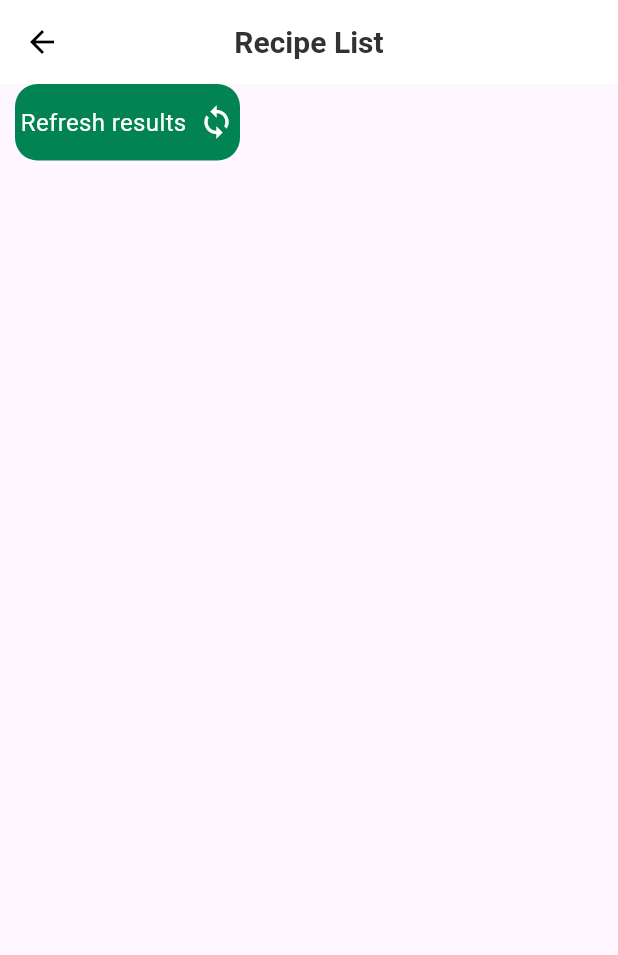
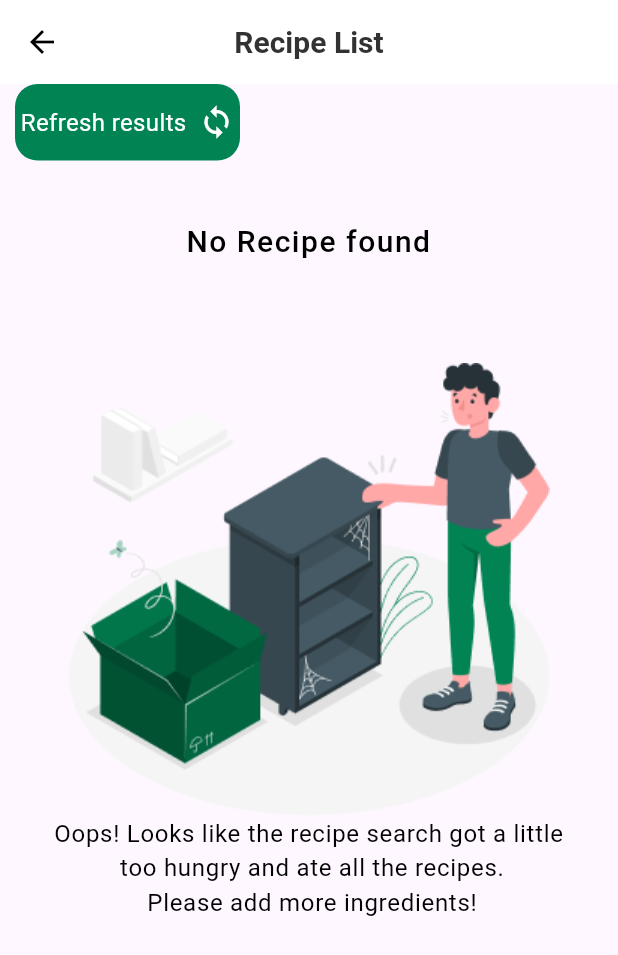
Before and after one commit to ridwan-101/finish_it_demo, a Flutter app: the NoRecipe screen opened directly, on a phone screen of 412 x 824 dp. Shown: the top 955 px of the screen. Run offline on Flutter 3.47's test engine with Material 2 defaults, Android fonts, the phone set to English and light mode, and no system bars; our stand-ins replace bloc, flutter_bloc.

Commit message:
error screen and and rcepie not found return ui

```diff
--- a/lib/alex/first.dart
+++ /dev/null
@@ -1,92 +0,0 @@
-// no recipe
-
-// ignore_for_file: avoid_unnecessary_containers, prefer_const_constructors, prefer_const_literals_to_create_immutables
-
-import 'package:finish_it_demo/features/search%20result/ui/custom%20containers/refresh_logic.dart';
-import 'package:finish_it_demo/ui/landingpage.dart';
-import 'package:flutter/material.dart';
-
-class NoRecipe extends StatefulWidget {
-  const NoRecipe({super.key});
-
-  @override
-  State<NoRecipe> createState() => _NoRecipeState();
-}
-
-class _NoRecipeState extends State<NoRecipe> {
-  @override
-  Widget build(BuildContext context) {
-    return Scaffold(
-      appBar: AppBar(
-        title: const Text(
-          "Recipe List",
-          style: TextStyle(
-              fontSize: 20,
-              fontWeight: FontWeight.bold,
-              color: Color(0xFF323232)),
-        ),
-        centerTitle: true,
-        backgroundColor: Colors.white,
-        leading: IconButton(
-          icon: const Icon(Icons.arrow_back, color: Colors.black),
-          onPressed: () {
-            Navigator.push(
-              context,
-              MaterialPageRoute(
-                  builder: (context) =>
-                      const LandingPage()), // Replace NewPage with your actual page widget
-            );
-          },
-        ),
-      ),
-      body: SingleChildScrollView(
-        child: Column(
-          children: [
-            CustomButtonContainer(
-              onTap: () {
-                // Refresh logic here
-              },
-            ),
-          ],
-        ),
-      ),
-    );
-  }
-}
-
-
-
-
-   // child:   SizedBox(
-      //     height: MediaQuery.of(context).size.height,
-      //     child: Column(
-      //       crossAxisAlignment: CrossAxisAlignment.center,
-      //       children: [
-      //         Text(
-      //           "No Recipe found",
-      //           style: TextStyle(
-      //             fontSize: 20,
-      //             fontWeight: FontWeight.w500,
-      //             color: Color(0xFF000000),
-      //             letterSpacing: 1,
-      //           ),
-      //           textAlign: TextAlign.center,
-      //         ),
-      //         SizedBox(height: 30),
-      //         Image.asset('images/norecipe.png'),
-      //         SizedBox(
-      //           height: 46,
-      //         ),
-      //         Text(
-      //           "Oops! Looks like the recipe search got a little \n too hungry and ate all the recipes. \n Please add more ingredients!",
-      //           style: TextStyle(
-      //             fontSize: 16,
-      //             fontWeight: FontWeight.w400,
-      //             color: Color(0xFF000000),
-      //             letterSpacing: 0.48,
-      //           ),
-      //           textAlign: TextAlign.center,
-      //         )
-      //       ],
-      //     ),
-      //   ),
--- /dev/null
+++ b/lib/alex/norecepie_error.dart
@@ -0,0 +1,93 @@
+// no recipe
+
+// ignore_for_file: avoid_unnecessary_containers, prefer_const_constructors, prefer_const_literals_to_create_immutables
+
+import 'package:finish_it_demo/features/search%20result/ui/custom%20containers/refresh_logic.dart';
+import 'package:finish_it_demo/ui/landingpage.dart';
+import 'package:flutter/material.dart';
+
+class NoRecipe extends StatefulWidget {
+  const NoRecipe({super.key});
+
+  @override
+  State<NoRecipe> createState() => _NoRecipeState();
+}
+
+class _NoRecipeState extends State<NoRecipe> {
+  @override
+  Widget build(BuildContext context) {
+    return Scaffold(
+      appBar: AppBar(
+        title: const Text(
+          "Recipe List",
+          style: TextStyle(
+              fontSize: 20,
+              fontWeight: FontWeight.bold,
+              color: Color(0xFF323232)),
+        ),
+        centerTitle: true,
+        backgroundColor: Colors.white,
+        leading: IconButton(
+          icon: const Icon(Icons.arrow_back, color: Colors.black),
+          onPressed: () {
+            Navigator.push(
+              context,
+              MaterialPageRoute(
+                  builder: (context) =>
+                      const LandingPage()), // Replace NewPage with your actual page widget
+            );
+          },
+        ),
+      ),
+      body: SingleChildScrollView(
+        child: Column(
+          children: [
+            Align(
+              alignment: Alignment.centerLeft,
+              child: CustomButtonContainer(
+                onTap: () {
+                  // Refresh logic here
+                },
+              ), // refresh list custom container
+            ),
+            SizedBox(height: 20), // Add some spacing
+            // Add your new container here
+            Column(
+              children: [
+                Container(
+                  width: double.infinity, // Match the screen width
+                  padding: EdgeInsets.all(20),
+
+                  child: Text(
+                    "No Recipe found", // Replace with your content
+                    style: TextStyle(
+                      fontSize: 20,
+                      fontWeight: FontWeight.w500,
+                      color: Color(0xFF000000),
+                      letterSpacing: 1,
+                    ),
+                    textAlign: TextAlign.center,
+                  ),
+                ),
+                SizedBox(
+                  height: 46,
+                ),
+                Image.asset('images/norecepie.png'),
+                Text(
+                  "Oops! Looks like the recipe search got a little \n too hungry and ate all the recipes. \n Please add more ingredients!",
+                  style: TextStyle(
+                    fontSize: 16,
+                    fontWeight: FontWeight.w400,
+                    color: Color(0xFF000000),
+                    letterSpacing: 0.48,
+                  ),
+                  textAlign: TextAlign.center,
+                )
+              ],
+            ),
+          ],
+        ),
+      ),
+    );
+  }
+}
--- a/lib/main.dart
+++ b/lib/main.dart
@@ -1,6 +1,6 @@
-import 'package:finish_it_demo/alex/first.dart';
 import 'package:finish_it_demo/alex/fourth.dart';
-import 'package:finish_it_demo/alex/second.dart';
+import 'package:finish_it_demo/alex/errorscreen.dart';
+import 'package:finish_it_demo/alex/norecepie_error.dart';
 import 'package:finish_it_demo/ui/landingpage.dart';
 import 'package:flutter/material.dart';
 
@@ -18,7 +18,7 @@ class MyApp extends StatelessWidget {
       theme: ThemeData(
         useMaterial3: true,
       ),
-      home: const  NoRecipe(),
+      home: const ErrorScreen(),
     );
   }
 }
```
Also changed, not shown: lib/alex/errorscreen.dart (added, +93 -0 lines), lib/alex/second.dart (deleted, +0 -181 lines), images/error.png (added), images/norecepie.png (added).
